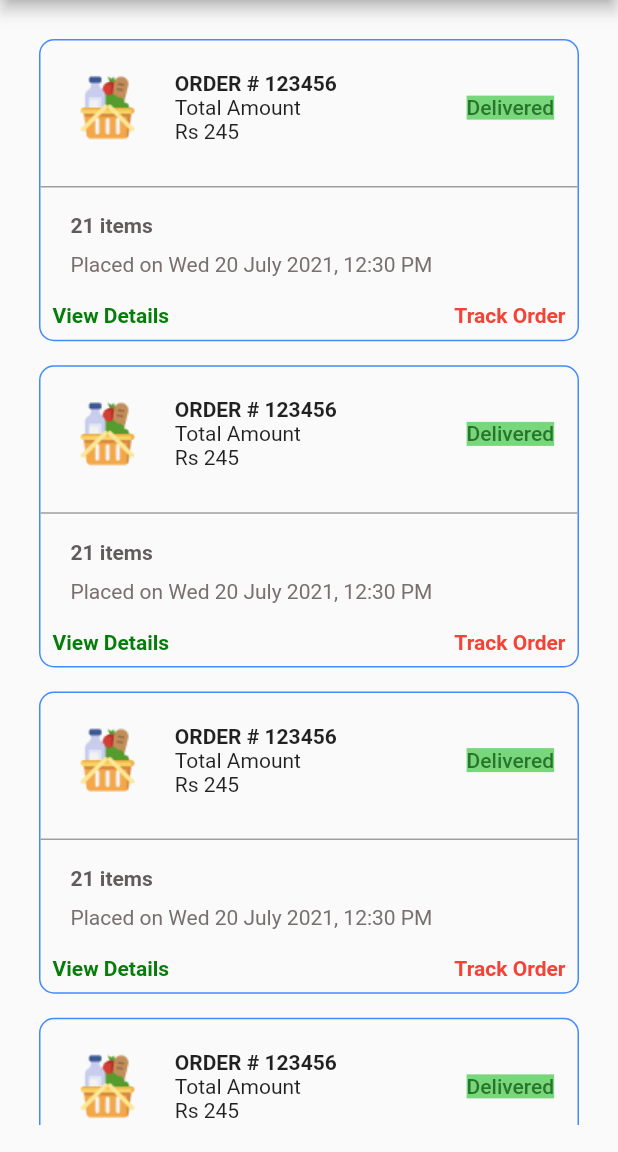
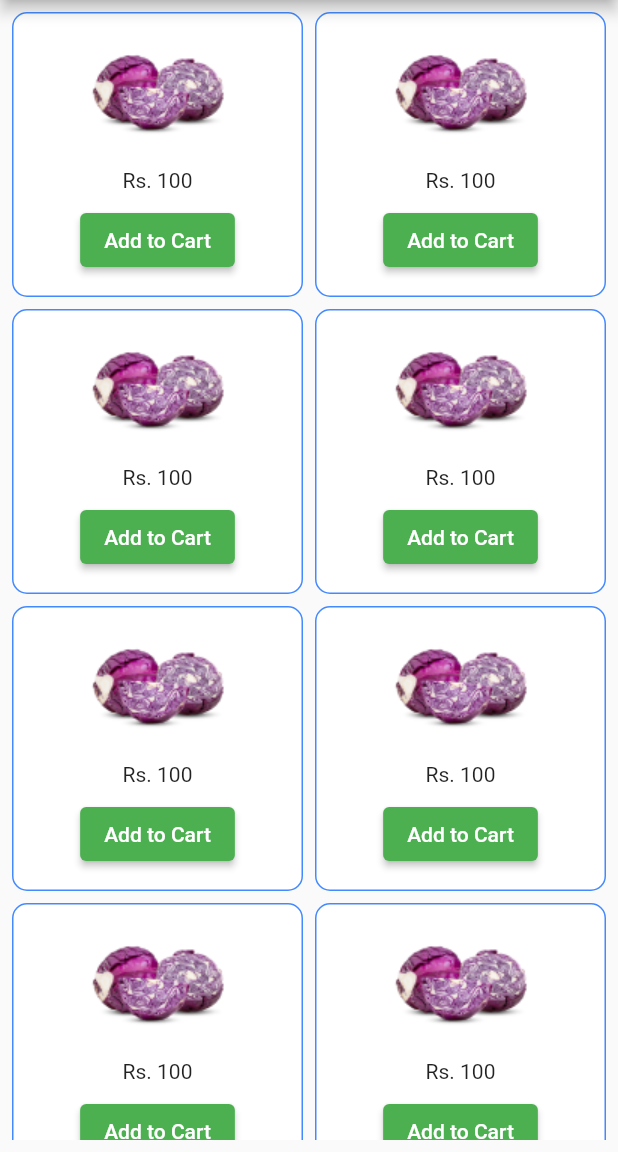
Before and after one commit to Sneha2407/List-Viewbuilder, a Flutter app: the screen it shows after launch, on a phone screen of 412 x 824 dp, the part 84-1236 px from its top. Run offline on Flutter 3.47's test engine with Material 2 defaults, Android fonts, the phone set to English and light mode, and no system bars.

```diff
--- /dev/null
+++ b/lib/items.dart
@@ -0,0 +1,66 @@
+// ignore_for_file: prefer_const_constructors
+
+import 'package:flutter/material.dart';
+
+class ItemsPage extends StatefulWidget {
+  const ItemsPage({super.key});
+
+  @override
+  State<ItemsPage> createState() => _ItemsPageState();
+}
+
+class _ItemsPageState extends State<ItemsPage> {
+  @override
+  Widget build(BuildContext context) {
+    return Scaffold(
+        appBar: AppBar(
+          backgroundColor: Colors.white,
+          title: const Text(
+            'Orders',
+            style: TextStyle(color: Colors.black),
+          ),
+          leading: IconButton(
+            icon: const Icon(
+              Icons.arrow_back_ios,
+              color: Colors.black,
+            ),
+            onPressed: () {},
+          ),
+        ),
+        body: Padding(
+          padding: const EdgeInsets.all(8.0),
+          child: GridView.builder(
+              gridDelegate: SliverGridDelegateWithFixedCrossAxisCount(
+                mainAxisExtent: 190,
+                crossAxisSpacing: 8,
+                mainAxisSpacing: 8,
+                crossAxisCount: 2,
+              ),
+              itemCount: 400,
+              itemBuilder: (BuildContext context, int index) {
+                return Container(
+                  decoration: BoxDecoration(
+                    color: Colors.white,
+                    border: Border.all(color: Colors.blueAccent),
+                    borderRadius: BorderRadius.circular(10),
+                  ),
+                  child: Column(children: [
+                    Image.asset('images/image 74 (1).png'),
+                    const Text('Rs. 100'),
+                    Padding(
+                      padding: const EdgeInsets.all(8.0),
+                      child: ElevatedButton(
+                        onPressed: () {},
+                        style: ButtonStyle(
+                          backgroundColor:
+                              MaterialStateProperty.all(Colors.green),
+                        ),
+                        child: const Text('Add to Cart'),
+                      ),
+                    ),
+                  ]),
+                );
+              }),
+        ));
+  }
+}
--- a/lib/main.dart
+++ b/lib/main.dart
@@ -1,5 +1,5 @@
 import 'package:flutter/material.dart';
-
+import 'items.dart';
 void main() {
   runApp(const MyApp());
 }
@@ -24,7 +24,7 @@ class MyApp extends StatelessWidget {
         // is not restarted.
         primarySwatch: Colors.blue,
       ),
-      home: const OrdersPage(),
+      home: const ItemsPage(),
     );
   }
 }
```
Also changed, not shown: images/image 74 (1).png (added).
